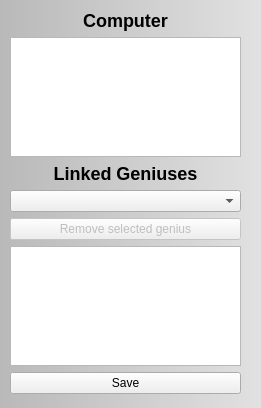
This is editrelationcg.ui in danielm15/VLN1-2016-Hopur_16 as Qt 5 draws it before an edit. The edited form follows.
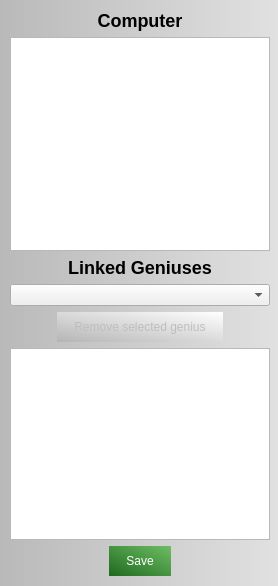
This is the edited form. Icons and pictures are not drawn.

What changed in the file:
```diff
--- a/editrelationcg.ui
+++ b/editrelationcg.ui
@@ -6,8 +6,8 @@
    <rect>
     <x>0</x>
     <y>0</y>
-    <width>261</width>
-    <height>408</height>
+    <width>278</width>
+    <height>586</height>
    </rect>
   </property>
   <property name="windowTitle">
@@ -23,8 +23,8 @@
     <rect>
      <x>10</x>
      <y>10</y>
-     <width>231</width>
-     <height>384</height>
+     <width>260</width>
+     <height>566</height>
     </rect>
    </property>
    <layout class="QVBoxLayout" name="verticalLayout_4">
@@ -58,15 +58,23 @@
         </property>
        </widget>
       </item>
-      <item>
+      <item alignment="Qt::AlignHCenter">
        <widget class="QPushButton" name="pushButtonRemoveGenius">
         <property name="enabled">
          <bool>false</bool>
         </property>
         <property name="styleSheet">
-         <string notr="true">#pushButtonRemoveComputer::enabled {
-	background-color: rgb(117, 34, 34);
-	color: rgb(255, 255 ,255);
+         <string notr="true">#pushButtonRemoveGenius {
+	padding: 6px 15px;
+	background-color: qlineargradient(spread:pad, x1:0, y1:1, x2:1, y2:0, stop:0 rgba(181, 181, 181, 255), stop:1 rgba(255, 255, 255, 255));
+	border: 2px solid;
+	border-color: transparent;
+	border-radius: 16px;
+}
+
+#pushButtonRemoveGenius::enabled {
+	background-color: qlineargradient(spread:pad, x1:0, y1:1, x2:1, y2:0, stop:0 rgba(117, 34, 34, 255), stop:1 rgba(255, 48, 48, 255));
+	color: white;
 }
 
 #pushButtonRemoveComputer::enabled::hover {
@@ -83,13 +91,16 @@
       </item>
      </layout>
     </item>
-    <item>
+    <item alignment="Qt::AlignHCenter">
      <widget class="QPushButton" name="pushButtonSaveRelationCG">
       <property name="styleSheet">
-       <string notr="true">#pushButtonSaveRelation {
+       <string notr="true">#pushButtonSaveRelationCG{
 	color: rgb(255, 255, 255);
-	background-color: rgb(44, 150, 44);
-	
+	background-color: qlineargradient(spread:pad, x1:0, y1:1, x2:1, y2:0, stop:0.0149254 rgba(31, 107, 31, 255), stop:1 rgba(110, 189, 100, 255));
+	padding: 6px 15px;
+	border: 2px solid;
+	border-color: transparent;
+	border-radius: 16px;
 }
 
 #pushButtonSaveRelation::hover {
```
Left out of the diff: 13 changed lines with no effect on the pictures.
